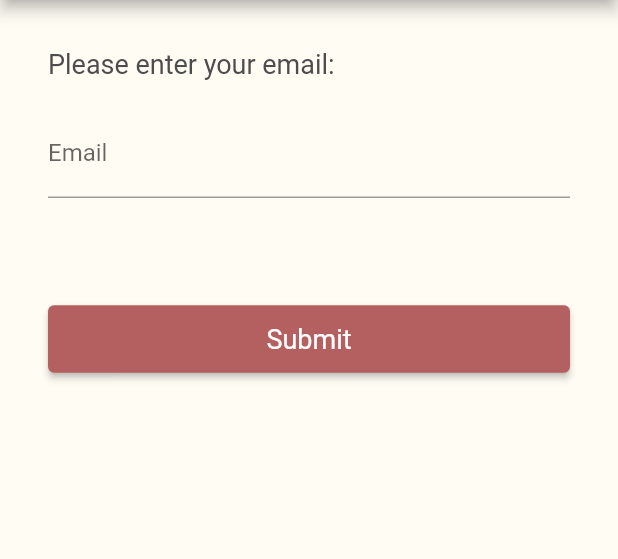
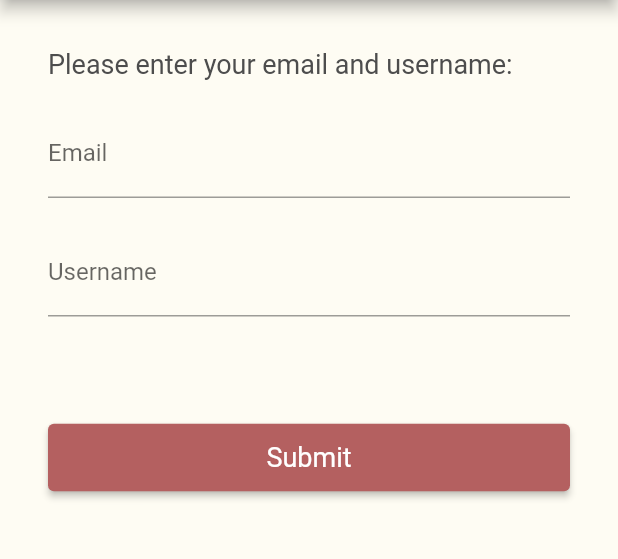
Before and after one commit to bounswe/bounswe2023group6, a Flutter app: the ForgotPage screen opened by its route, on a phone screen of 412 x 824 dp, the part 84-643 px from its top. Run offline on Flutter 3.47's test engine with Material 2 defaults, Android fonts, the light colour scheme and no system bars; our stand-ins replace dio.

Commit message:
forgot password hotfix

```diff
--- a/app/mobile/lib/presentation/pages/forgot_password_page.dart
+++ b/app/mobile/lib/presentation/pages/forgot_password_page.dart
@@ -11,19 +11,23 @@ class ForgotPage extends StatefulWidget {
 
 class _ForgotPageState extends State<ForgotPage> {
   final TextEditingController emailController = TextEditingController();
+  final TextEditingController usernameController = TextEditingController();
 
   // Create an instance of UserAuthenticationService
 
   // Define controller names
-  final List<String> controllerNames = ['Email', 'Password'];
+  final List<String> controllerNames = ['Email', 'Username'];
 
   void forgotPassword() {
     final String email = emailController.text;
+    final String username = usernameController.text;
 
     // Validate user input using ValidationUtils
     if (!ValidationUtils.isEmailValid(email)) {
       // Handle invalid email
       // You can show an error message or perform any other action here.
+    } else {
+      print(username);
     }
   }
 
@@ -32,13 +36,13 @@ class _ForgotPageState extends State<ForgotPage> {
     return Scaffold(
       appBar: const CustomAppBar(
         title: 'Forgot Password',
-        showBackButton: true,
+
       ),
       body: Padding(
         padding: const EdgeInsets.all(16.0),
         child: FormWidget(
-          title: 'Please enter your email:',
-          controllers: [emailController],
+          title: 'Please enter your email and username:',
+          controllers: [emailController,usernameController],
           controllerNames:
               controllerNames, // Pass controllerNames to FormWidget
           onSubmit: forgotPassword,
--- a/app/mobile/lib/presentation/widgets/form_widget.dart
+++ b/app/mobile/lib/presentation/widgets/form_widget.dart
@@ -17,8 +17,7 @@ class FormWidget extends StatelessWidget {
 
   @override
   Widget build(BuildContext context) {
-    return Scaffold(
-      body: Padding(
+    return Padding(
         padding: const EdgeInsets.all(16.0),
         child: SingleChildScrollView(
           child: Column(
@@ -57,7 +56,6 @@ class FormWidget extends StatelessWidget {
             ],
           ),
         ),
-      ),
-    );
+      );
   }
 }
```
Also changed, not shown: app/mobile/lib/presentation/pages/login_page.dart (+15 -5 lines), app/mobile/lib/presentation/widgets/drawer_widget.dart (+0 -11 lines), app/mobile/pubspec.yaml (+7 -0 lines), app/mobile/pubspec.lock, 7 other files.
